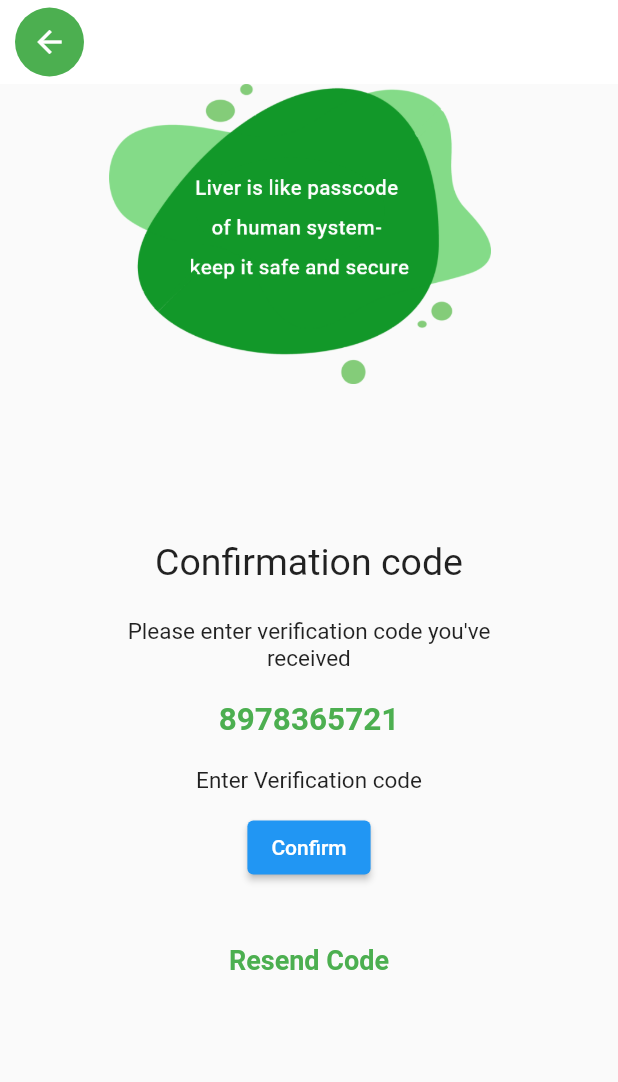
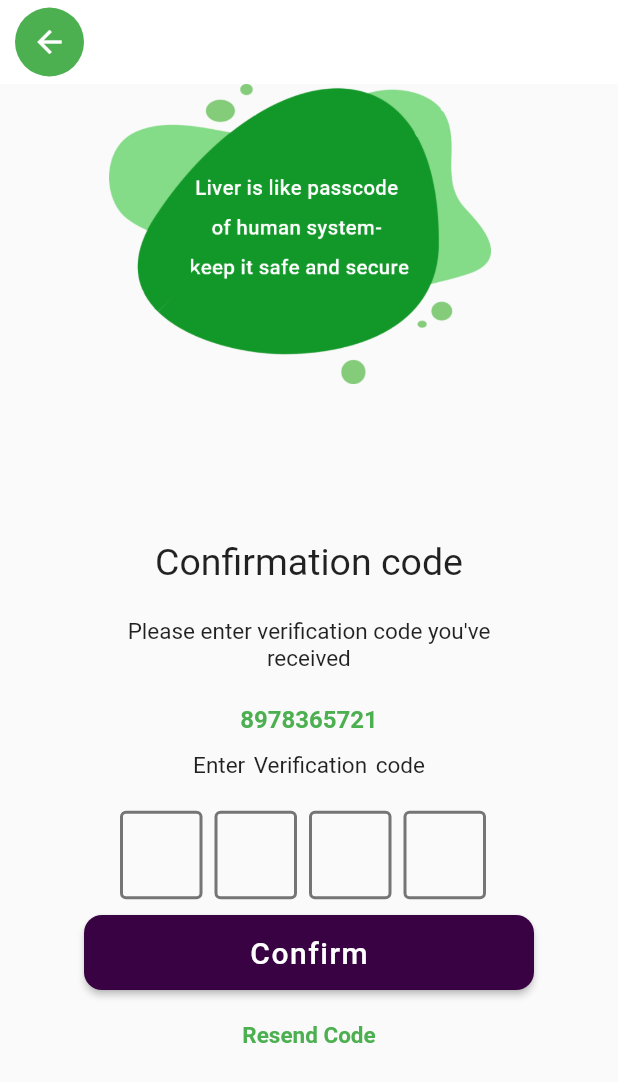
Before and after one commit to Awaizkazi/uponly_doc_plus, a Flutter app: the OTPScreen screen opened directly, on a phone screen of 412 x 824 dp. Shown: the top 1082 px of the screen. Run offline on Flutter 3.47's test engine with Material 2 defaults, Android fonts, the phone set to English and light mode, and no system bars; drawn by our look-alikes of flutter_otp_text_field; our stand-ins replace get, smooth_page_indicator.

Commit message:
Otp Screen Completed

```diff
--- a/lib/otp_screen.dart
+++ b/lib/Screens/otp_screen.dart
@@ -2,6 +2,7 @@ import 'package:flutter/material.dart';
 import 'package:get/get.dart';
 import 'package:uponly_doc_plus/Screens/Doctor_Dashboard/doctor_dashboard.dart';
 import 'package:uponly_doc_plus/Screens/sign_up.dart';
+import 'package:flutter_otp_text_field/flutter_otp_text_field.dart';
 
 class OTPScreen extends StatefulWidget {
   const OTPScreen({super.key});
@@ -65,7 +66,7 @@ class _OTPScreenState extends State<OTPScreen> {
               child: Text(
                 "8978365721",
                 style: TextStyle(
-                    fontSize: 21,
+                    fontSize: 16,
                     color: Colors.green,
                     fontWeight: FontWeight.bold),
               ),
@@ -73,31 +74,70 @@ class _OTPScreenState extends State<OTPScreen> {
           ),
           Align(
             child: Padding(
-              padding: const EdgeInsets.only(top: 160),
+              padding: const EdgeInsets.only(top: 140),
               child: Text(
                 "Enter Verification code",
-                style: TextStyle(
-                  fontSize: 15,
+                style: TextStyle(fontSize: 15, wordSpacing: 2),
+              ),
+            ),
+          ),
+          Padding(
+            padding: const EdgeInsets.only(top: 260),
+            child: Align(
+              child: OtpTextField(
+                fieldWidth: 55,
+                numberOfFields: 4,
+                borderColor: Colors.green,
+                enabledBorderColor: Colors.grey.shade600,
+                //set to true to show as box or false to show as dash
+                showFieldAsBox: true,
+                //runs when a code is typed in
+                onCodeChanged: (String code) {
+                  //handle validation or checks here
+                },
+                //runs when every textfield is filled
+                onSubmit: (String verificationCode) {
+                  showDialog(
+                      context: context,
+                      builder: (context) {
+                        return AlertDialog(
+                          title: Text("Verification Code"),
+                          content: Text('Code entered is $verificationCode'),
+                        );
+                      });
+                }, // end onSubmit
+              ),
+            ),
+          ),
+          Align(
+            child: Padding(
+              padding: const EdgeInsets.only(top: 390),
+              child: SizedBox(
+                width: 300,
+                height: 50,
+                child: ElevatedButton(
+                  onPressed: () {},
+                  child: Text(
+                    'Confirm',
+                    style: TextStyle(fontSize: 20, letterSpacing: 1),
+                  ),
+                  style: ElevatedButton.styleFrom(
+                    backgroundColor: Color.fromARGB(255, 57, 2, 66),
+                    shape: RoundedRectangleBorder(
+                      borderRadius: BorderRadius.circular(12),
+                    ),
+                  ),
                 ),
               ),
             ),
           ),
           Align(
             child: Padding(
-              padding: const EdgeInsets.only(top: 250),
-              child: ElevatedButton(
-                onPressed: () {},
-                child: Text('Confirm'),
-              ),
-            ),
-          ),
-          Align(
-            child: Padding(
-              padding: const EdgeInsets.only(top: 400),
+              padding: const EdgeInsets.only(top: 500),
               child: Text(
                 "Resend Code",
                 style: TextStyle(
-                  fontSize: 18,
+                  fontSize: 15,
                   color: Colors.green,
                   fontWeight: FontWeight.w600,
                 ),
--- a/lib/Screens/sign_up.dart
+++ b/lib/Screens/sign_up.dart
@@ -1,6 +1,6 @@
 import 'package:flutter/material.dart';
 import 'package:get/get.dart';
-import 'package:uponly_doc_plus/otp_screen.dart';
+import 'package:uponly_doc_plus/Screens/otp_screen.dart';
 
 class SignUp extends StatefulWidget {
   const SignUp({super.key});
--- a/pubspec.yaml
+++ b/pubspec.yaml
@@ -36,6 +36,7 @@ dependencies:
   get: ^4.6.5
   percent_indicator: ^4.2.2
   smooth_page_indicator: ^1.0.0+2
+  flutter_otp_text_field: ^1.1.1
 
 dev_dependencies:
   flutter_lints: ^2.0.0
```
Also changed, not shown: pubspec.lock.
